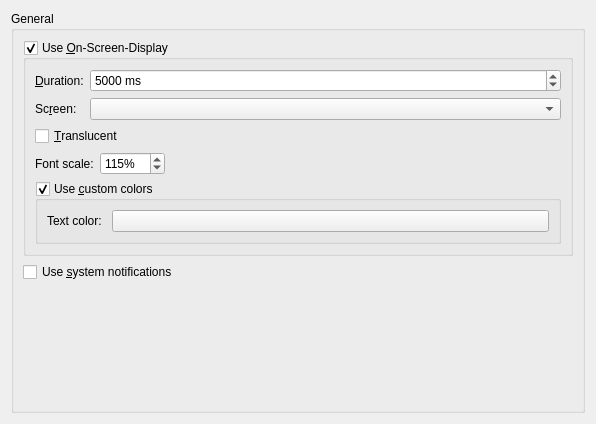
Above: src/configdialog/dialogs/NotificationsConfig.ui from KDE/amarok before the change. Below: the same form after it.
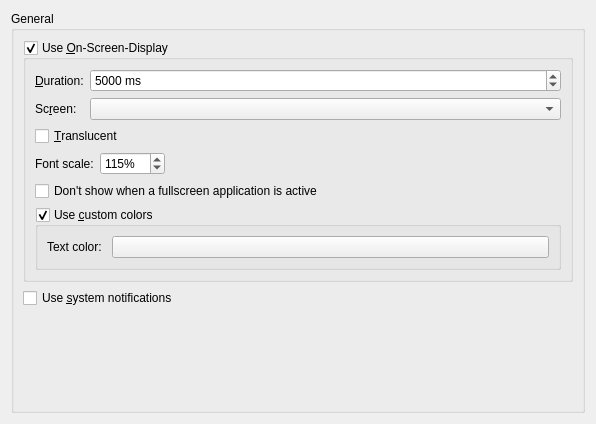
That is the form after the change. Custom widgets are drawn as their Qt base class.

Commit message: Don't show the OSD if a fullscreen application is running.

Patch:
```diff
--- a/src/configdialog/dialogs/NotificationsConfig.ui
+++ b/src/configdialog/dialogs/NotificationsConfig.ui
@@ -118,7 +118,7 @@
            </item>
           </layout>
          </item>
-         <item row="5" column="0">
+         <item row="6" column="0">
           <widget class="QGroupBox" name="kcfg_OsdUseCustomColors">
            <property name="enabled">
             <bool>true</bool>
@@ -255,6 +255,16 @@
            </item>
           </layout>
          </item>
+         <item row="5" column="0">
+          <widget class="QCheckBox" name="kcfg_OsdHideOnFullscreen">
+           <property name="toolTip">
+            <string>Do not show the tooltip if another application is focused and running in fullscreen mode.</string>
+           </property>
+           <property name="text">
+            <string>Don't show when a fullscreen application is active</string>
+           </property>
+          </widget>
+         </item>
         </layout>
        </widget>
       </item>
```
The commit also changes 6 other files.
